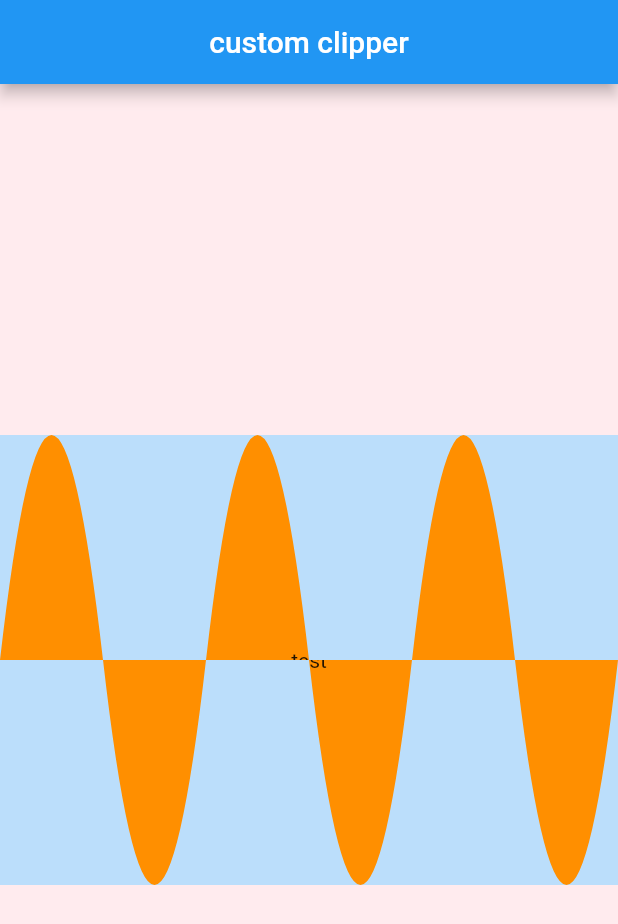
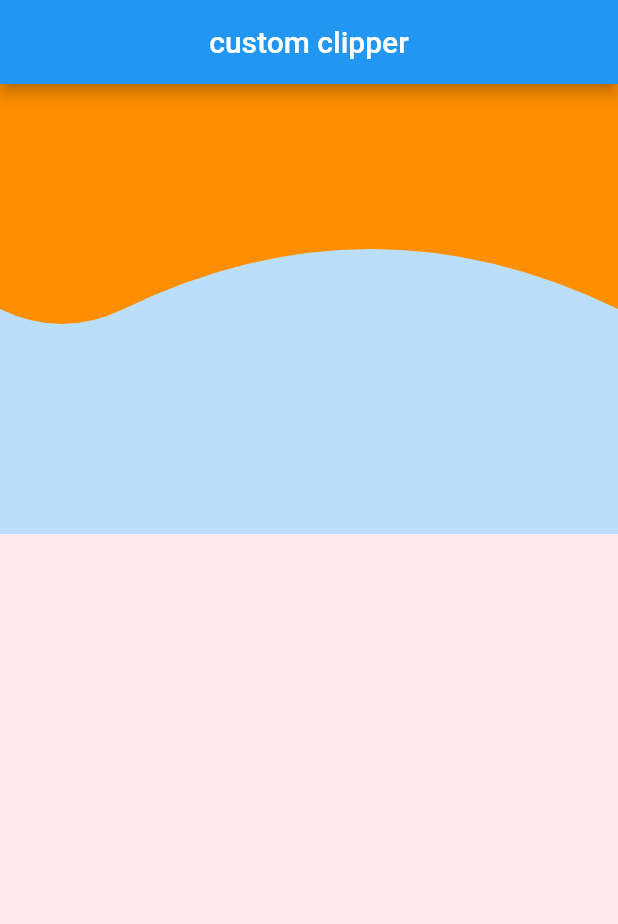
Before and after one commit to AbdelrahmanElghoul/cusom_clippers, a Flutter app: the screen it shows after launch, on a phone screen of 412 x 824 dp. Shown: the top 924 px of the screen. Run offline on Flutter 3.47's test engine with Material 2 defaults, Android fonts, the phone set to English and light mode, and no system bars.

Commit message:
curve clipper

```diff
--- a/lib/custom_clippers/arc_clipper.dart
+++ b/lib/custom_clippers/arc_clipper.dart
@@ -15,7 +15,6 @@ class ArcClipper extends CustomClipper<Path> {
     Path path = Path();
     path.moveTo(hPadding, size.height * startRatio);
     path.lineTo(hPadding, size.height * heightRatio);
-    print(size.height*heightRatio);
     path.arcToPoint(
       Offset(size.width-hPadding, size.height*heightRatio),
       // radius:const Radius.circular(100),
--- /dev/null
+++ b/lib/custom_clippers/multi_curves_clipper.dart
@@ -0,0 +1,57 @@
+///
+/// Author: Damodar Lohani
+/// profile: https://github.com/lohanidamodar
+///
+
+import 'package:flutter/material.dart';
+
+class MultiCurveClipper extends CustomClipper<Path> {
+  final double heightFactor;
+  final double curvesRatio;
+  final double curveHeight;
+  MultiCurveClipper({
+    this.heightFactor = .5,
+    this.curvesRatio = .2,
+    this.curveHeight = 100,
+  })  : assert(heightFactor <= 1),
+        assert(curvesRatio <= 1);
+
+  @override
+  Path getClip(Size size) {
+    Path path = Path();
+    final double baseHeight = size.height * heightFactor;
+
+    final List<Offset> downCurve = [
+      Offset(0, baseHeight),
+      Offset(size.width * curvesRatio * .5, baseHeight + (curveHeight*curvesRatio)),
+      Offset((size.width * curvesRatio), baseHeight),
+    ];
+    final List<Offset> upCurve = [
+      downCurve[2],
+      Offset(size.width - (size.width * (1 - curvesRatio) * .5),
+          baseHeight - (curveHeight*(1-curvesRatio))),
+      Offset(size.width, baseHeight),
+    ];
+
+    path.lineTo(downCurve[0].dx, downCurve[0].dy);
+    path.quadraticBezierTo(
+      downCurve[1].dx,
+      downCurve[1].dy,
+      downCurve[2].dx,
+      downCurve[2].dy,
+    );
+
+    path.quadraticBezierTo(
+      upCurve[1].dx,
+      upCurve[1].dy,
+      upCurve[2].dx,
+      upCurve[2].dy,
+    );
+    path.lineTo(size.width, 0);
+    path.close();
+    return path;
+  }
+
+  @override
+  bool shouldReclip(old) => old != this;
+}
--- a/lib/home_screen.dart
+++ b/lib/home_screen.dart
@@ -1,3 +1,4 @@
+import 'package:custom_clipper/custom_clippers/multi_curves_clipper.dart';
 import 'package:flutter/material.dart';
 import 'custom_clippers/frequency_clipper.dart';
 
@@ -12,11 +13,10 @@ class HomeScreen extends StatelessWidget {
         title: const Text("custom clipper"),
       ),
       backgroundColor: Colors.red.shade50,
-      body: Center(
-        child: Container(
+      body: Container(
         color: Colors.blue.shade100,
         child: ClipPath(
-            clipper: FrequencyClipper(count: 3, startPoint: .5),
+          clipper: MultiCurveClipper(),
           child: Container(
             height: 300,
             width: double.maxFinite,
@@ -26,7 +26,6 @@ class HomeScreen extends StatelessWidget {
           ),
         ),
       ),
-      ),
     );
   }
 }
```
Lines whose indentation alone changed are shown as unchanged.
